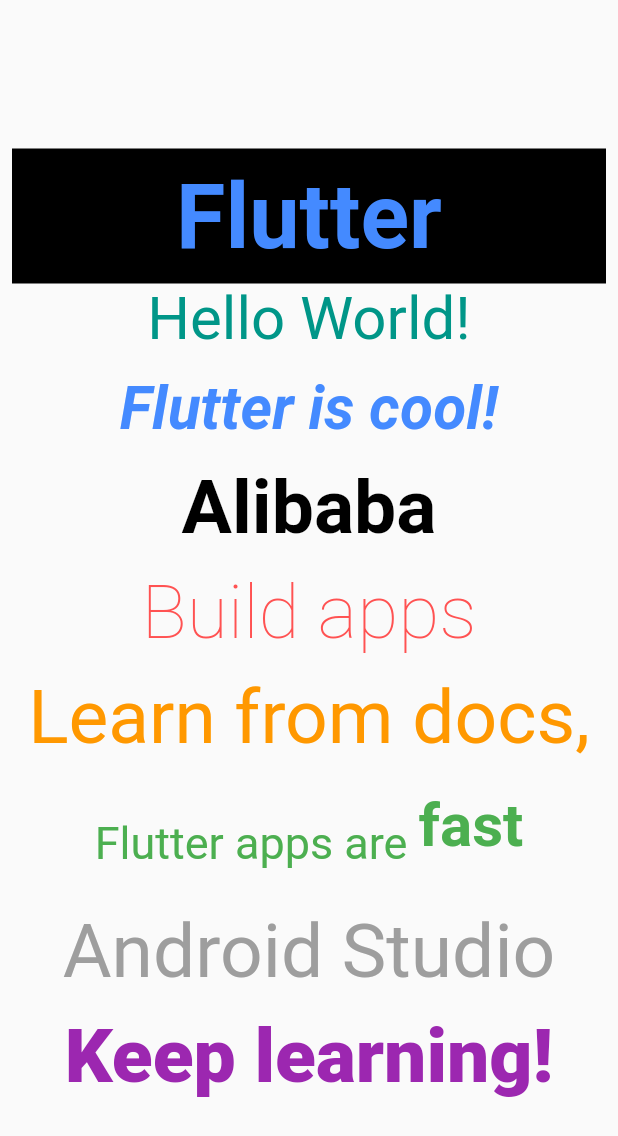
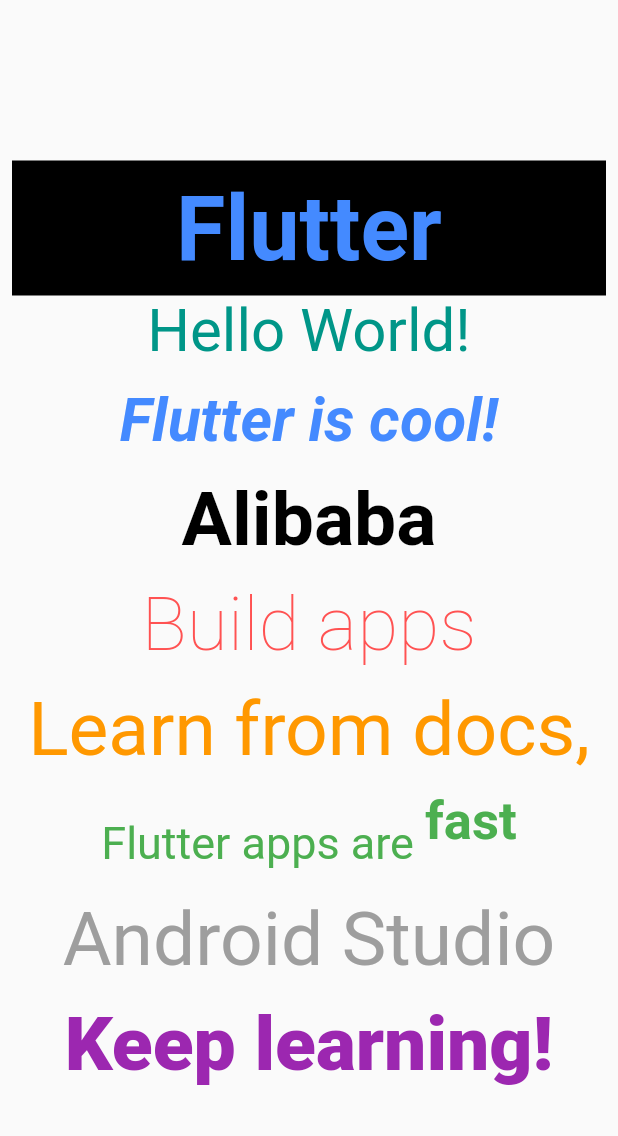
Before and after one commit to akshatAgain/animated_text_kit_flutter, a Flutter app: the screen it shows after launch, on a phone screen of 412 x 824 dp. Shown: the top 1136 px of the screen. Run offline on Flutter 3.47's test engine with Material 2 defaults, Android fonts, the phone set to English and light mode, and no system bars; drawn by our look-alikes of animated_text_kit.

Commit message:
Update main.dart

```diff
--- a/lib/main.dart
+++ b/lib/main.dart
@@ -167,9 +167,7 @@ class _AnimationExampleState extends State<AnimationExample> {
                     ),
                   ),
                 ),
-                Padding(
-                  padding: const EdgeInsets.all(8.0),
-                  child: Row(
+                Row(
                   crossAxisAlignment: CrossAxisAlignment.center,
                   mainAxisAlignment: MainAxisAlignment.center,
                   children: [
@@ -183,7 +181,7 @@ class _AnimationExampleState extends State<AnimationExample> {
                         style: TextStyle(
                           fontWeight: FontWeight.bold,
                           color: Colors.green,
-                            fontSize: 40,
+                          fontSize: 35,
                         ),
                         child: AnimatedTextKit(
                           repeatForever: true,
@@ -197,7 +195,6 @@ class _AnimationExampleState extends State<AnimationExample> {
                       ),
                     ),
                   ],
-                  ),
                 ),
                 SizedBox(
                   height: 70,
```
Lines whose indentation alone changed are shown as unchanged.
